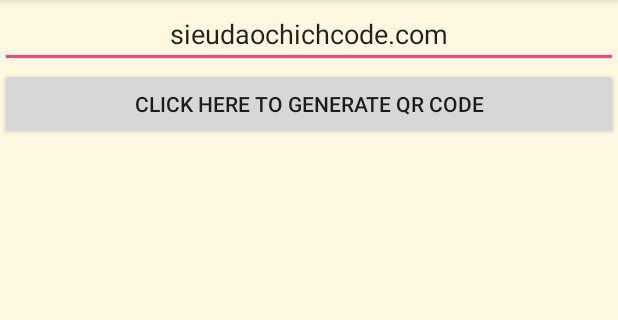
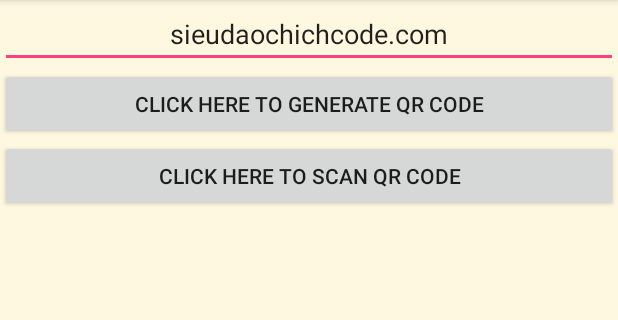
Before and after one commit to randauto/qrcodedemo, an Android app: the screen it shows after launch (MainActivity), on a phone screen of 412 x 824 dp, the part 84-404 px from its top. Run offline under Robolectric (Android 15) with nearby library versions, the phone set to English and light mode, and no system bars; libraries missing offline, so code that uses them is left out: com.github.sumimakito.awesomeqr, me.dm7.barcodescanner.

```diff
--- a/app/build.gradle
+++ b/app/build.gradle
@@ -27,4 +27,5 @@ dependencies {
     androidTestImplementation 'com.android.support.test.espresso:espresso-core:3.0.1'
     implementation 'com.google.zxing:core:3.2.1'
     implementation 'com.github.SumiMakito:AwesomeQRCode:1.0.6'
+    implementation 'me.dm7.barcodescanner:zxing:1.8.4'
 }
--- a/app/src/main/AndroidManifest.xml
+++ b/app/src/main/AndroidManifest.xml
@@ -2,6 +2,7 @@
 <manifest xmlns:android="http://schemas.android.com/apk/res/android"
     package="com.sieudaochichcode.com.qrcodedemo">
     <uses-permission android:name="android.permission.WRITE_EXTERNAL_STORAGE" />
+    <uses-permission android:name="android.permission.CAMERA"/>
     <application
         android:allowBackup="true"
         android:icon="@mipmap/ic_launcher"
--- a/app/src/main/java/com/sieudaochichcode/com/qrcodedemo/MainActivity.java
+++ b/app/src/main/java/com/sieudaochichcode/com/qrcodedemo/MainActivity.java
@@ -2,7 +2,9 @@ package com.sieudaochichcode.com.qrcodedemo;
 
 import android.graphics.Bitmap;
 import android.os.Bundle;
+import android.support.v7.app.AlertDialog;
 import android.support.v7.app.AppCompatActivity;
+import android.util.Log;
 import android.view.View;
 import android.widget.Button;
 import android.widget.EditText;
@@ -11,13 +13,17 @@ import android.widget.ImageView;
 import com.github.sumimakito.awesomeqr.AwesomeQRCode;
 import com.google.zxing.BarcodeFormat;
 import com.google.zxing.MultiFormatWriter;
+import com.google.zxing.Result;
 import com.google.zxing.WriterException;
 import com.google.zxing.common.BitMatrix;
 
-public class MainActivity extends AppCompatActivity {
+import me.dm7.barcodescanner.zxing.ZXingScannerView;
+
+public class MainActivity extends AppCompatActivity implements ZXingScannerView.ResultHandler {
+    private ZXingScannerView mScannerView;
 
     ImageView imageView;
-    Button button;
+    Button button, buttonScan;
     EditText editText;
     String EditTextValue;
 
@@ -32,6 +38,7 @@ public class MainActivity extends AppCompatActivity {
         imageView = (ImageView) findViewById(R.id.imageView);
         editText = (EditText) findViewById(R.id.editText);
         button = (Button) findViewById(R.id.button);
+        buttonScan = (Button) findViewById(R.id.buttonScan);
 
         button.setOnClickListener(new View.OnClickListener() {
             @Override
@@ -62,5 +69,49 @@ public class MainActivity extends AppCompatActivity {
 
             }
         });
+
+        buttonScan.setOnClickListener(new View.OnClickListener() {
+            @Override
+            public void onClick(View view) {
+                QrScanner(view);
+            }
+        });
+    }
+
+    public void QrScanner(View view){
+
+
+        mScannerView = new ZXingScannerView(this);   // Programmatically initialize the scanner view
+        setContentView(mScannerView);
+
+        mScannerView.setResultHandler(this); // Register ourselves as a handler for scan results.
+        mScannerView.startCamera();         // Start camera
+
+    }
+
+    @Override
+    public void onPause() {
+        super.onPause();
+        if (mScannerView != null) {
+            mScannerView.stopCamera();           // Stop camera on pause
+        }
+    }
+
+    @Override
+    public void handleResult(Result rawResult) {
+        // Do something with the result here
+
+        Log.e("handler", rawResult.getText()); // Prints scan results
+        Log.e("handler", rawResult.getBarcodeFormat().toString()); // Prints the scan format (qrcode)
+
+        // show the scanner result into dialog box.
+        AlertDialog.Builder builder = new AlertDialog.Builder(this);
+        builder.setTitle("Scan Result");
+        builder.setMessage(rawResult.getText());
+        AlertDialog alert1 = builder.create();
+        alert1.show();
+
+        // If you would like to resume scanning, call this method below:
+        // mScannerView.resumeCameraPreview(this);
     }
 }
--- a/app/src/main/res/layout/activity_main.xml
+++ b/app/src/main/res/layout/activity_main.xml
@@ -6,30 +6,38 @@
     android:background="#FFF8E1">
 
     <EditText
+        android:id="@+id/editText"
         android:layout_width="fill_parent"
         android:layout_height="wrap_content"
-        android:id="@+id/editText"
         android:layout_alignParentTop="true"
         android:layout_centerHorizontal="true"
-        android:text="sieudaochichcode.com"
+        android:gravity="center"
         android:hint="Enter Text Here"
-        android:gravity="center"
-        />
+        android:text="sieudaochichcode.com" />
 
     <Button
+        android:id="@+id/button"
         android:layout_width="fill_parent"
         android:layout_height="wrap_content"
-        android:text="CLICK HERE TO generate qr code"
-        android:id="@+id/button"
         android:layout_below="@+id/editText"
+        android:layout_centerHorizontal="true"
+        android:text="CLICK HERE TO generate qr code" />
+
+
+
+    <Button
+        android:layout_below="@+id/button"
+        android:id="@+id/buttonScan"
+        android:layout_width="fill_parent"
+        android:layout_height="wrap_content"
+        android:layout_centerHorizontal="true"
+        android:text="CLICK HERE TO Scan QR Code" />
+
+    <ImageView
+        android:id="@+id/imageView"
+        android:layout_width="wrap_content"
+        android:layout_height="wrap_content"
+        android:layout_below="@+id/buttonScan"
         android:layout_centerHorizontal="true" />
 
-    <ImageView
-        android:layout_width="wrap_content"
-        android:layout_height="wrap_content"
-        android:id="@+id/imageView"
-        android:layout_centerHorizontal="true"
-        android:layout_below="@+id/button"
-        />
-
 </RelativeLayout>
```
